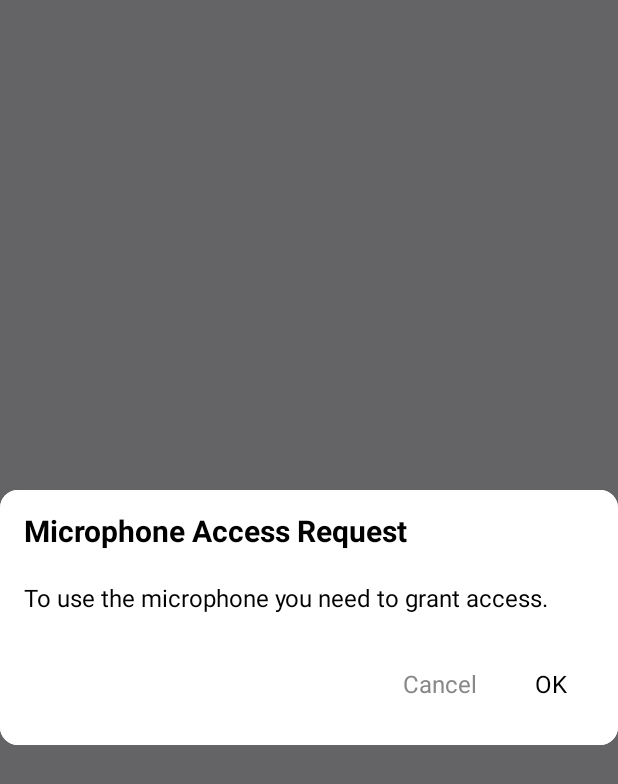
After one commit to farmaker47/Gemini_Inference, an Android app built with Jetpack Compose: the composable PermissionAudioRationalDialog shown on its own in the app's theme, on a phone screen of 412 x 824 dp. The commit adds this screen. Shown: the top 784 px of the screen. Run offline under Robolectric (Android 15) with nearby library versions, the phone set to English and light mode, and no system bars; network calls fail.

Commit message:
Fix permissions dialog.

```diff
--- a/app/build.gradle.kts
+++ b/app/build.gradle.kts
@@ -105,4 +105,7 @@ dependencies {
     androidTestImplementation(libs.androidx.ui.test.junit4)
     debugImplementation(libs.androidx.ui.tooling)
     debugImplementation(libs.androidx.ui.test.manifest)
+
+    // Api for permissions.
+    implementation(libs.accompanist.permissions)
 }
--- /dev/null
+++ b/app/src/main/java/com/chatbot/presentation/components/PermissionAudioRationalDialog.kt
@@ -0,0 +1,80 @@
+package com.chatbot.presentation.components
+
+import androidx.compose.foundation.background
+import androidx.compose.foundation.layout.Arrangement
+import androidx.compose.foundation.layout.Column
+import androidx.compose.foundation.layout.Row
+import androidx.compose.foundation.layout.fillMaxWidth
+import androidx.compose.foundation.layout.padding
+import androidx.compose.foundation.rememberScrollState
+import androidx.compose.foundation.verticalScroll
+import androidx.compose.material3.MaterialTheme
+import androidx.compose.material3.Surface
+import androidx.compose.material3.Text
+import androidx.compose.material3.TextButton
+import androidx.compose.runtime.Composable
+import androidx.compose.ui.Modifier
+import androidx.compose.ui.graphics.Color
+import androidx.compose.ui.text.TextStyle
+import androidx.compose.ui.text.font.FontWeight
+import androidx.compose.ui.text.style.TextAlign
+import androidx.compose.ui.unit.dp
+import androidx.compose.ui.unit.sp
+import androidx.compose.ui.window.Dialog
+
+@Composable
+fun PermissionAudioRationalDialog(onOpenSettings: () -> Unit, onDismiss: () -> Unit) {
+    Dialog(onDismissRequest = { onDismiss() }) {
+        Surface(
+            modifier = Modifier
+                .fillMaxWidth(),
+            shape = MaterialTheme.shapes.medium
+        ) {
+            Column(
+                modifier = Modifier
+                    .verticalScroll(rememberScrollState())
+                    .background(Color.White)
+                    .padding(16.dp)
+            ) {
+                Text(
+                    text = "Microphone Access Request",
+                    color = Color.Black,
+                    fontSize = 20.sp,
+                    fontWeight = FontWeight.Bold,
+                    style = TextStyle(lineHeight = 32.sp),
+                    textAlign = TextAlign.Start
+                )
+                Text(
+                    text = "To use the microphone you need to grant access.",
+                    fontSize = 16.sp,
+                    modifier = Modifier.padding(vertical = 24.dp),
+                    style = TextStyle(lineHeight = 24.sp),
+                    color = Color.Black
+                )
+                Row(
+                    modifier = Modifier
+                        .fillMaxWidth(),
+                    // .padding(top = 0.dp),
+                    horizontalArrangement = Arrangement.End
+                ) {
+                    TextButton(
+                        onClick = {
+                            onDismiss()
+                        },
+                        modifier = Modifier.padding(end = 8.dp)
+                    ) {
+                        Text("Cancel", style = TextStyle(color = Color.Gray), fontSize = 16.sp)
+                    }
+                    TextButton(
+                        onClick = {
+                            onDismiss()
+                            onOpenSettings()
+                        }
+                    ) {
+                        Text("OK", style = TextStyle(color = Color.Black), fontSize = 16.sp)
+                    }
+                }
+            }
+        }
+    }
+}
--- a/app/src/main/java/com/chatbot/presentation/screens/chat/ChatViewModel.kt
+++ b/app/src/main/java/com/chatbot/presentation/screens/chat/ChatViewModel.kt
@@ -253,7 +253,7 @@ class ChatViewModel @Inject constructor(
             viewModelScope.launch(Dispatchers.Default) {
                 // Offline speech to text
                 val transcribedText = whisperEngine.transcribeFile(outputFileWav.absolutePath)
-                Log.e( "APP" , "Transcribed text: ${transcribedText}" )
+                Log.v( "APP" , "Transcribed text: ${transcribedText}" )
                 state = state.copy(textInput = transcribedText)
             }
         } catch (e: RuntimeException) {
--- a/gradle/libs.versions.toml
+++ b/gradle/libs.versions.toml
@@ -21,6 +21,7 @@ kotlinxSerialization = "2.0.0"
 kotlinxSerializationJson = "1.6.3"
 navigationCompose = "2.8.0-beta02"
 room = "2.6.1"
+accompanist-permisions = "0.30.1"
 
 [libraries]
 androidx-core-ktx = { group = "androidx.core", name = "core-ktx", version.ref = "coreKtx" }
@@ -54,6 +55,7 @@ tensorflow-lite-support = { module = "org.tensorflow:tensorflow-lite-support", v
 androidx-navigation-compose = { group = "androidx.navigation", name = "navigation-compose", version.ref = "navigationCompose" }
 kotlinx-serialization-json = { module = "org.jetbrains.kotlinx:kotlinx-serialization-json", version.ref = "kotlinxSerializationJson" }
 lazycolumnscrollbar = { module = "com.github.nanihadesuka:LazyColumnScrollbar", version.ref = "lazycolumnscrollbar" }
+accompanist-permissions = { module = "com.google.accompanist:accompanist-permissions", version.ref = "accompanist-permisions" }
 
 [plugins]
 android-application = { id = "com.android.application", version.ref = "agp" }
```
Also changed, not shown: app/src/main/java/com/chatbot/presentation/screens/chat/ChatScreen.kt (+48 -1 lines).
